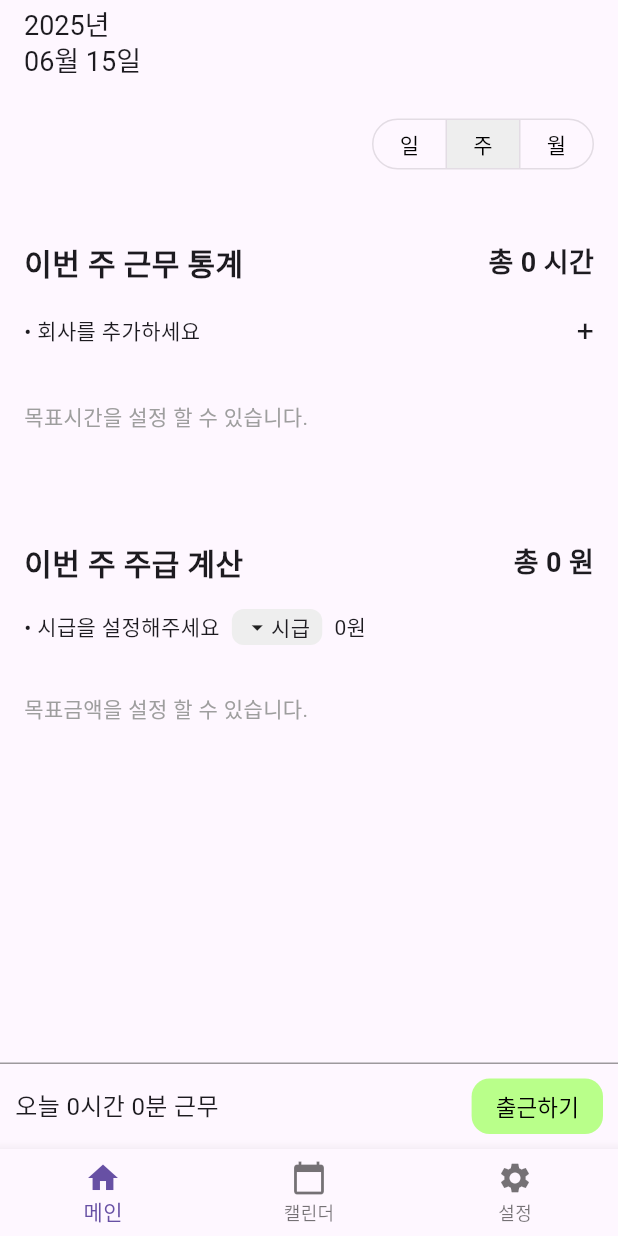
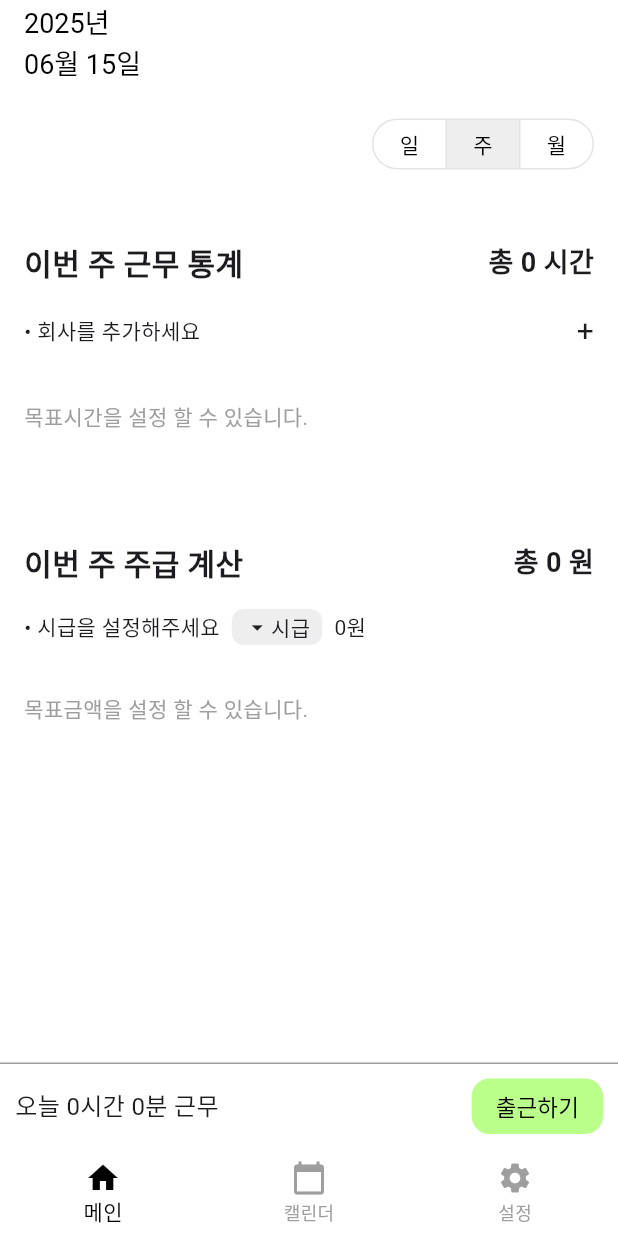
Before and after one commit to temtaemee/workcalendar2, a Flutter app: the screen it shows after launch, on a phone screen of 412 x 824 dp. Run offline on Flutter 3.47's test engine with Material 3 defaults, Android fonts, the light colour scheme and no system bars; our stand-ins replace table_calendar.

Commit message:
색상 white 통일

```diff
--- a/lib/main.dart
+++ b/lib/main.dart
@@ -11,9 +11,23 @@
   const MyApp({super.key});
   @override
   Widget build(BuildContext context) {
-    return const MaterialApp(
+    return MaterialApp(
       title: 'Flutter App',
-      home: HomeNavigation(),
+      theme: ThemeData(
+        scaffoldBackgroundColor: Colors.white,
+        appBarTheme: const AppBarTheme(
+          backgroundColor: Colors.white,
+          elevation: 0,
+          iconTheme: IconThemeData(color: Colors.black),
+          titleTextStyle: TextStyle(color: Colors.black, fontSize: 18),
+        ),
+        bottomNavigationBarTheme: const BottomNavigationBarThemeData(
+          backgroundColor: Colors.white,
+          selectedItemColor: Colors.black,
+          unselectedItemColor: Colors.grey,
+        ),
+      ),
+      home: const HomeNavigation(),
     );
   }
 }
@@ -45,6 +59,7 @@
       bottomNavigationBar: BottomNavigationBar(
         currentIndex: _selectedIndex,
         onTap: _onItemTapped,
+        elevation: 0,
         items: const [
           BottomNavigationBarItem(icon: Icon(Icons.home), label: '메인'),
           BottomNavigationBarItem(
```
